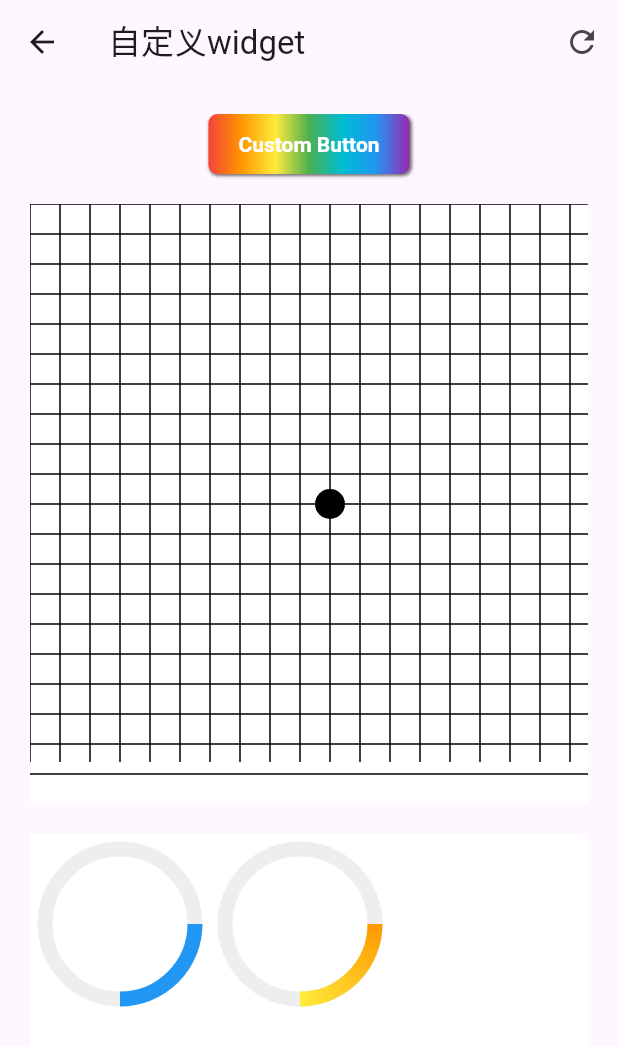
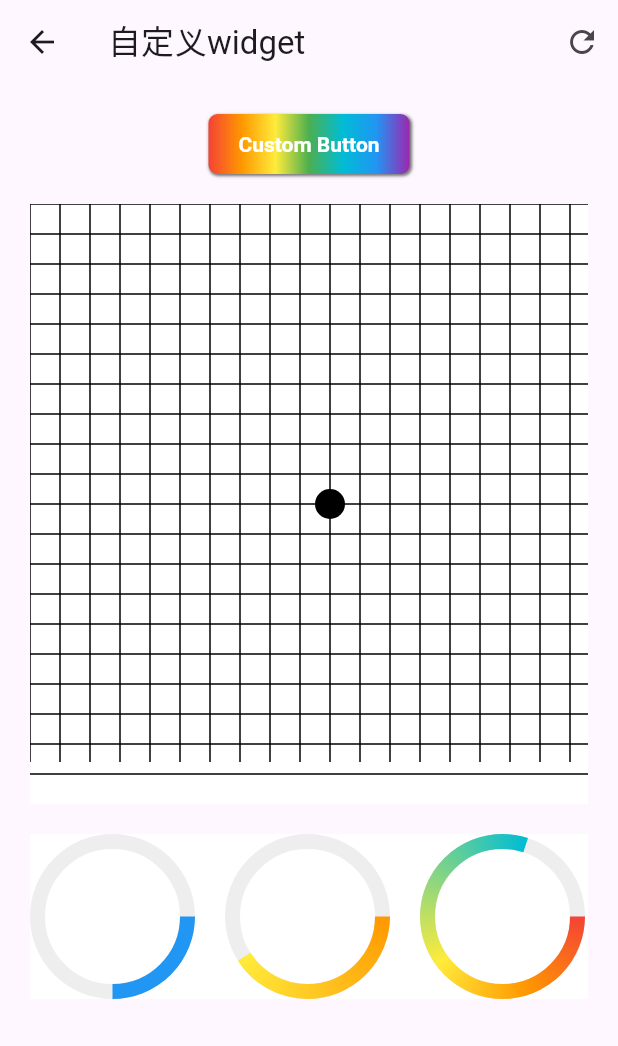
Before and after one commit to ddzy/flutter_demo, a Flutter app: the CustomWidget screen opened by its route, on a phone screen of 412 x 824 dp. Shown: the top 1046 px of the screen. Run offline on Flutter 3.47's test engine with Material 3 defaults, Android fonts, the phone set to English and light mode, and no system bars; network calls fail.

Commit message:
feat(CustomPaint, CustomPainter): 完善环形进度条

```diff
--- a/analysis_options.yaml
+++ b/analysis_options.yaml
@@ -24,6 +24,7 @@ linter:
   rules:
     avoid_print: false  # Uncomment to disable the `avoid_print` rule
     # prefer_single_quotes: true  # Uncomment to enable the `prefer_single_quotes` rule
+    unnecessary_this: false
 
 # Additional information about this file can be found at
 # https://dart.dev/guides/language/analysis-options
--- a/lib/animations_page.dart
+++ b/lib/animations_page.dart
@@ -1,5 +1,4 @@
 import 'dart:math';
-import 'dart:developer' as dev;
 import 'package:flutter/material.dart';
 
 double getRandomSize({double min = 0, double max = 80}) {
--- a/lib/custom_widget/custom_paint_chess.dart
+++ b/lib/custom_widget/custom_paint_chess.dart
@@ -1,5 +1,4 @@
 import 'package:flutter/material.dart';
-import 'dart:developer' as dev;
 
 class CustomPaintChess extends StatelessWidget {
   const CustomPaintChess({super.key});
--- a/lib/custom_widget/custom_paint_circular_progress.dart
+++ b/lib/custom_widget/custom_paint_circular_progress.dart
@@ -2,55 +2,55 @@ import 'package:flutter/material.dart';
 import 'dart:math' as math;
 
 class CustomPaintCircularProgress extends StatelessWidget {
-  const CustomPaintCircularProgress(
-      {super.key,
+  CustomPaintCircularProgress({
+    super.key,
     required this.percent,
-      this.trackWidth,
-      this.trackColor,
-      this.radius,
-      this.progressColor,
-      this.gradientColorList,
-      this.gradientStopList});
+    this.trackWidth = 10,
+    this.radius = 50,
+    this.progressColor = Colors.blue,
+    this.gradientColorList = const [
+      Colors.orange,
+      Colors.yellow,
+    ],
+    this.gradientStopList = const [0, 1],
+    this.isGradient = false,
+  }) : trackColor = Colors.grey.shade200;
 
   /// 进度（百分比）
   final double percent;
 
   /// 轨道宽度
-  final double? trackWidth;
+  final double trackWidth;
 
   /// 轨道颜色
-  final Color? trackColor;
+  final Color trackColor;
 
   /// 圆环半径
-  final double? radius;
+  final double radius;
 
   /// 进度条颜色
-  final Color? progressColor;
+  final Color progressColor;
 
   /// 进度条渐变颜色列表
-  final List<Color>? gradientColorList;
+  final List<Color> gradientColorList;
 
-  final List<double>? gradientStopList;
+  final List<double> gradientStopList;
+
+  final bool isGradient;
 
   @override
   Widget build(BuildContext context) {
     return CustomPaint(
       painter: CircularProgressPainter(
           percent: percent,
-          radius: radius ?? 50,
-          trackWidth: trackWidth ?? 10,
-          trackColor: trackColor ?? Colors.grey.shade200,
-          progressColor: progressColor ?? Colors.blue,
-          colors: [
-            Colors.orange,
-            Colors.yellow,
-          ],
-          stops: [
-            0,
-            1,
-          ]),
-      size: Size(MediaQuery.of(context).size.width,
-          MediaQuery.of(context).size.height),
+          radius: radius,
+          trackWidth: trackWidth,
+          trackColor: trackColor,
+          progressColor: progressColor,
+          colors: gradientColorList,
+          stops: gradientStopList,
+          isGradient: isGradient),
+      size: Size(radius + trackWidth, radius + trackWidth),
     );
   }
 }
@@ -63,7 +63,8 @@ class CircularProgressPainter extends CustomPainter {
       required this.trackColor,
       required this.progressColor,
       required this.colors,
-      required this.stops});
+      required this.stops,
+      required this.isGradient});
 
   final double percent;
   final double radius;
@@ -72,6 +73,7 @@ class CircularProgressPainter extends CustomPainter {
   final Color progressColor;
   final List<Color> colors;
   final List<double> stops;
+  final bool isGradient;
 
   double _radian2Angle(double radian) {
     return 180 / math.pi * radian;
@@ -88,17 +90,18 @@ class CircularProgressPainter extends CustomPainter {
 
   @override
   void paint(Canvas canvas, Size size) {
-    var diameter = trackWidth + radius;
+    // 整个进度条组件的实际半径
+    var actualRadius = trackWidth / 2 + radius;
     var factor = percent / 100;
-
     // 防止溢出
     canvas.clipRect(Rect.fromLTWH(0, 0, size.width, size.height));
-    canvas.drawRect(Rect.fromLTWH(0, 0, size.width, size.height),
-        Paint()..color = Colors.white);
 
+    if (!this.isGradient) {
+      var trackRect = Rect.fromCircle(
+          center: Offset(actualRadius, actualRadius), radius: radius);
       // 纯色进度条
       canvas.drawArc(
-        Rect.fromCircle(center: Offset(diameter, diameter), radius: radius),
+          trackRect,
           _angle2Radian(0),
           _angle2Radian(360),
           false,
@@ -107,18 +110,18 @@ class CircularProgressPainter extends CustomPainter {
             ..strokeWidth = trackWidth
             ..color = trackColor);
       canvas.drawArc(
-        Rect.fromCircle(center: Offset(diameter, diameter), radius: radius),
+          trackRect,
           _angle2Radian(0),
-        _angle2Radian(90),
+          _angle2Radian(360 * factor),
           false,
           Paint()
             ..style = PaintingStyle.stroke
             ..strokeWidth = trackWidth
             ..color = progressColor);
-
+    } else {
       // 渐变进度条
-    var trackRect =
-        Rect.fromCircle(center: Offset(diameter * 3, diameter), radius: radius);
+      var trackRect = Rect.fromCircle(
+          center: Offset(actualRadius, actualRadius), radius: radius);
 
       canvas.drawArc(
           trackRect,
@@ -139,7 +142,9 @@ class CircularProgressPainter extends CustomPainter {
             ..strokeWidth = trackWidth
             ..color = progressColor
             ..shader = SweepGradient(
-                  colors: colors, stops: stops.map((e) => e * factor).toList())
+                    colors: colors,
+                    stops: stops.map((e) => e * factor).toList())
                 .createShader(trackRect));
     }
   }
+}
--- a/lib/custom_widget/custom_widget.dart
+++ b/lib/custom_widget/custom_widget.dart
@@ -54,9 +54,48 @@ class _CustomWidgetState extends State<CustomWidget> {
                 Container(
                   margin: const EdgeInsets.only(top: 20),
                   width: MediaQuery.of(context).size.width,
-                  height: 800,
-                  child: CustomPaintCircularProgress(
-                    percent: 25,
+                  color: Colors.white,
+                  child: Wrap(
+                    spacing: 20,
+                    runSpacing: 20,
+                    children: [
+                      Container(
+                        width: 110,
+                        height: 110,
+                        child: CustomPaintCircularProgress(
+                          percent: 25,
+                          radius: 50,
+                          trackWidth: 10,
+                        ),
+                      ),
+                      Container(
+                        width: 110,
+                        height: 110,
+                        child: CustomPaintCircularProgress(
+                          percent: 41,
+                          isGradient: true,
+                          radius: 50,
+                          trackWidth: 10,
+                        ),
+                      ),
+                      Container(
+                        width: 110,
+                        height: 110,
+                        child: CustomPaintCircularProgress(
+                          percent: 80,
+                          isGradient: true,
+                          radius: 50,
+                          trackWidth: 10,
+                          gradientColorList: [
+                            Colors.red,
+                            Colors.orange,
+                            Colors.yellow,
+                            Colors.cyan,
+                          ],
+                          gradientStopList: [0, 0.25, 0.5, 1],
+                        ),
+                      )
+                    ],
                   ),
                 ),
               ],
--- a/lib/main.dart
+++ b/lib/main.dart
@@ -103,11 +103,9 @@ class HomePage extends StatefulWidget {
 class _HomePageState extends State<HomePage> {
   _HomePageState();
 
-  int _count = 0;
 
   void _increment() {
     setState(() {
-      _count += 1;
     });
   }
 
--- a/lib/menu_stagger_animation.dart
+++ b/lib/menu_stagger_animation.dart
@@ -1,5 +1,3 @@
-import 'dart:developer' as dev;
-
 import 'package:flutter/material.dart';
 
 class MenuStaggerAnimation extends StatefulWidget {
--- a/lib/physical_animation.dart
+++ b/lib/physical_animation.dart
@@ -1,4 +1,3 @@
-import 'dart:developer' as dev;
 import 'package:flutter/material.dart';
 import 'package:flutter/physics.dart';
 
--- a/lib/radial_hero_animations.dart
+++ b/lib/radial_hero_animations.dart
@@ -1,4 +1,3 @@
-import 'dart:developer' as dev;
 import 'dart:math';
 import 'package:flutter/material.dart';
 import 'package:flutter/scheduler.dart' show timeDilation;
--- a/lib/route_animation.dart
+++ b/lib/route_animation.dart
@@ -1,5 +1,4 @@
 import 'package:flutter/material.dart';
-import 'dart:developer' as dev;
 
 class RouteAnimationPage extends StatelessWidget {
   const RouteAnimationPage({super.key});
--- a/lib/stagger_animation.dart
+++ b/lib/stagger_animation.dart
@@ -1,5 +1,4 @@
 import 'package:flutter/material.dart';
-import 'dart:developer' as dev;
 
 class StaggerAnimation extends StatefulWidget {
   const StaggerAnimation({super.key});
--- a/lib/switcher_animation.dart
+++ b/lib/switcher_animation.dart
@@ -1,5 +1,4 @@
 import 'package:flutter/material.dart';
-import 'dart:developer' as dev;
 
 class SwitcherAnimation extends StatefulWidget {
   const SwitcherAnimation({super.key});
```
Lines whose indentation alone changed are shown as unchanged.
